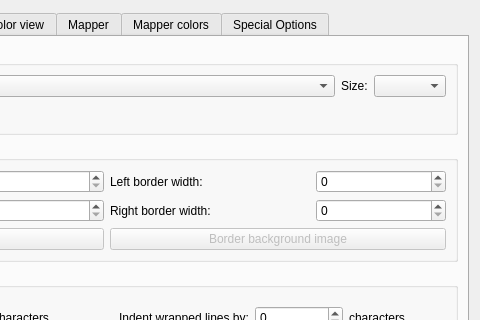
Mudlet/Mudlet, file src/ui/profile_preferences.ui: the form before one commit; both pictures show x 266 to 746 and y 0 to 320 of the 746 by 592 pixel window.
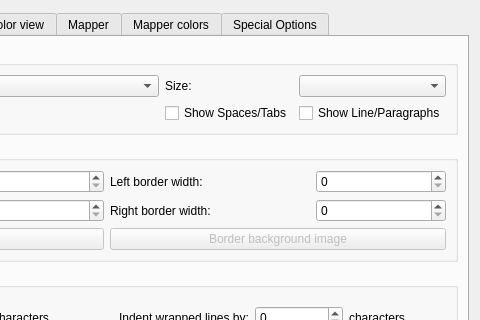
The form after the commit. The open tabs and pages were chosen to show the change. Icons and pictures are not drawn.

Commit message: Enhance: Add control for display of White-space characters in Editor window

```diff
--- a/src/ui/profile_preferences.ui
+++ b/src/ui/profile_preferences.ui
@@ -820,6 +820,26 @@
             </property>
            </widget>
           </item>
+          <item row="1" column="2">
+           <widget class="QCheckBox" name="checkBox_showSpacesAndTabs">
+            <property name="toolTip">
+             <string>&lt;html&gt;&lt;head/&gt;&lt;body&gt;&lt;p&gt;When displaying Lua contents in the main text editor area of the Editor show tabs and spaces with visible marks instead of whitespace.&lt;/p&gt;&lt;/body&gt;&lt;/html&gt;</string>
+            </property>
+            <property name="text">
+             <string>Show Spaces/Tabs</string>
+            </property>
+           </widget>
+          </item>
+          <item row="1" column="3">
+           <widget class="QCheckBox" name="checkBox_showLineFeedsAndParagraphs">
+            <property name="toolTip">
+             <string>&lt;html&gt;&lt;head/&gt;&lt;body&gt;&lt;p&gt;When displaying Lua contents in the main text editor area of the Editor show  line and paragraphs ends with visible marks as well as whitespace.&lt;/p&gt;&lt;/body&gt;&lt;/html&gt;</string>
+            </property>
+            <property name="text">
+             <string>Show Line/Paragraphs</string>
+            </property>
+           </widget>
+          </item>
          </layout>
         </widget>
        </item>
```
The commit also changes 5 other files.
